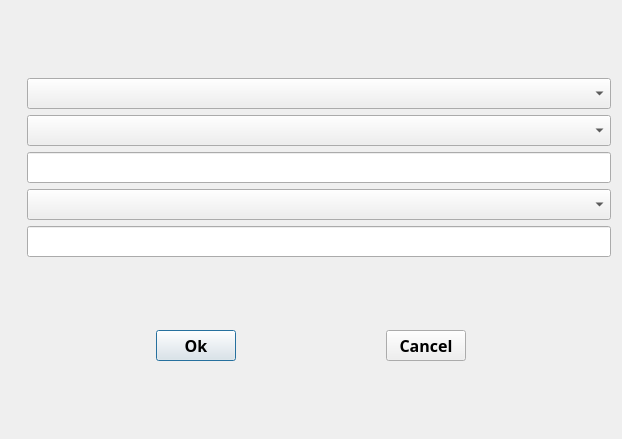
This is events/EventSettingWidgeet.ui in CURTLab/LVGLBuilder as Qt 5 draws it before an edit. The edited form follows.
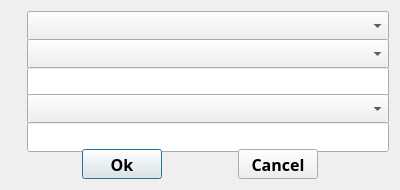
This is the edited form.

Commit message: Resize the event window

Patch:
```diff
--- a/events/EventSettingWidgeet.ui
+++ b/events/EventSettingWidgeet.ui
@@ -6,14 +6,14 @@
    <rect>
     <x>0</x>
     <y>0</y>
-    <width>622</width>
-    <height>439</height>
+    <width>400</width>
+    <height>190</height>
    </rect>
   </property>
   <property name="minimumSize">
    <size>
     <width>400</width>
-    <height>200</height>
+    <height>190</height>
    </size>
   </property>
   <property name="font">
@@ -53,6 +53,12 @@
      </item>
      <item row="0" column="1">
       <widget class="QComboBox" name="objcomb">
+       <property name="sizePolicy">
+        <sizepolicy hsizetype="Preferred" vsizetype="Preferred">
+         <horstretch>0</horstretch>
+         <verstretch>0</verstretch>
+        </sizepolicy>
+       </property>
        <property name="minimumSize">
         <size>
          <width>0</width>
@@ -92,6 +98,12 @@
      </item>
      <item row="1" column="1">
       <widget class="QComboBox" name="propcomb">
+       <property name="sizePolicy">
+        <sizepolicy hsizetype="Preferred" vsizetype="Preferred">
+         <horstretch>0</horstretch>
+         <verstretch>0</verstretch>
+        </sizepolicy>
+       </property>
        <property name="minimumSize">
         <size>
          <width>0</width>
@@ -131,6 +143,12 @@
      </item>
      <item row="2" column="1">
       <widget class="QLineEdit" name="valueedit">
+       <property name="sizePolicy">
+        <sizepolicy hsizetype="Preferred" vsizetype="Preferred">
+         <horstretch>0</horstretch>
+         <verstretch>0</verstretch>
+        </sizepolicy>
+       </property>
        <property name="minimumSize">
         <size>
          <width>0</width>
@@ -164,6 +182,12 @@
      </item>
      <item row="3" column="1">
       <widget class="QComboBox" name="value2comb">
+       <property name="sizePolicy">
+        <sizepolicy hsizetype="Preferred" vsizetype="Preferred">
+         <horstretch>0</horstretch>
+         <verstretch>0</verstretch>
+        </sizepolicy>
+       </property>
        <property name="minimumSize">
         <size>
          <width>0</width>
@@ -203,6 +227,12 @@
      </item>
      <item row="4" column="1">
       <widget class="QLineEdit" name="value3edit">
+       <property name="sizePolicy">
+        <sizepolicy hsizetype="Preferred" vsizetype="Preferred">
+         <horstretch>0</horstretch>
+         <verstretch>0</verstretch>
+        </sizepolicy>
+       </property>
        <property name="minimumSize">
         <size>
          <width>0</width>
@@ -238,6 +268,12 @@
      </item>
      <item>
       <widget class="QPushButton" name="pushButton">
+       <property name="sizePolicy">
+        <sizepolicy hsizetype="Preferred" vsizetype="Fixed">
+         <horstretch>0</horstretch>
+         <verstretch>0</verstretch>
+        </sizepolicy>
+       </property>
        <property name="minimumSize">
         <size>
          <width>0</width>
@@ -272,6 +308,12 @@
      </item>
      <item>
       <widget class="QPushButton" name="pushButton_2">
+       <property name="sizePolicy">
+        <sizepolicy hsizetype="Preferred" vsizetype="Fixed">
+         <horstretch>0</horstretch>
+         <verstretch>0</verstretch>
+        </sizepolicy>
+       </property>
        <property name="minimumSize">
         <size>
          <width>0</width>
```
The commit also changes 2 other files.
